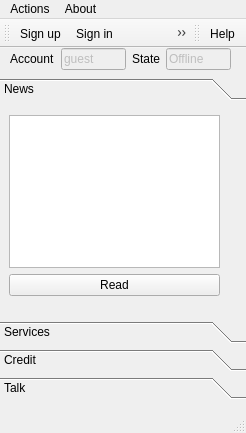
This is client/Client.ui in canercandan/qlik as Qt 5 draws it before an edit. The edited form follows.
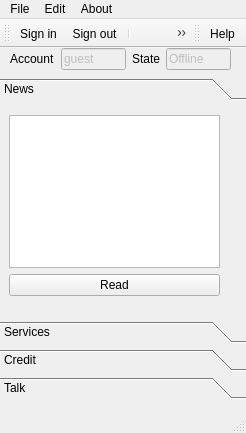
This is the edited form. The open tabs and pages were chosen to show the change. Icons and pictures are not drawn.

```diff
--- a/client/Client.ui
+++ b/client/Client.ui
@@ -338,7 +338,7 @@
    </property>
    <widget class="QMenu" name="menuConnection" >
     <property name="title" >
-     <string>Actions</string>
+     <string>File</string>
     </property>
     <addaction name="actionSignUp" />
     <addaction name="actionSignIn" />
@@ -354,7 +354,16 @@
     <addaction name="actionInformation" />
     <addaction name="actionHelp" />
    </widget>
+   <widget class="QMenu" name="menuEdit" >
+    <property name="title" >
+     <string>Edit</string>
+    </property>
+    <addaction name="actionOptions" />
+    <addaction name="separator" />
+    <addaction name="actionAccounts" />
+   </widget>
    <addaction name="menuConnection" />
+   <addaction name="menuEdit" />
    <addaction name="menuAbout" />
   </widget>
   <widget class="QStatusBar" name="statusbar" />
@@ -368,9 +377,10 @@
    <attribute name="toolBarBreak" >
     <bool>false</bool>
    </attribute>
-   <addaction name="actionSignUp" />
    <addaction name="actionSignIn" />
    <addaction name="actionSignOut" />
+   <addaction name="separator" />
+   <addaction name="actionSignUp" />
    <addaction name="actionRefresh" />
    <addaction name="separator" />
    <addaction name="actionQuit" />
```
Left out of the diff: 15 changed lines with no effect on the pictures.
